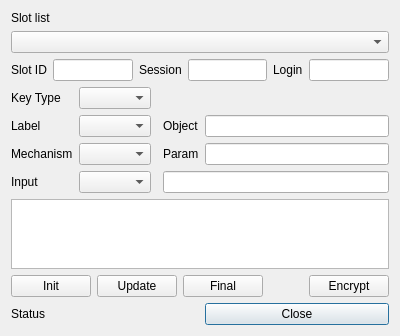
Qt form HsmMan/encrypt_dlg.ui (jykim74/CryptokiMan) before a commit.
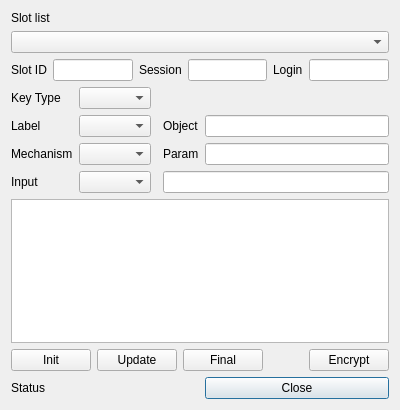
The same form after that commit.

```diff
--- a/HsmMan/encrypt_dlg.ui
+++ b/HsmMan/encrypt_dlg.ui
@@ -7,7 +7,7 @@
     <x>0</x>
     <y>0</y>
     <width>400</width>
-    <height>330</height>
+    <height>410</height>
    </rect>
   </property>
   <property name="windowTitle">
```
Left out of the diff: 2 changed lines with no effect on the pictures.
